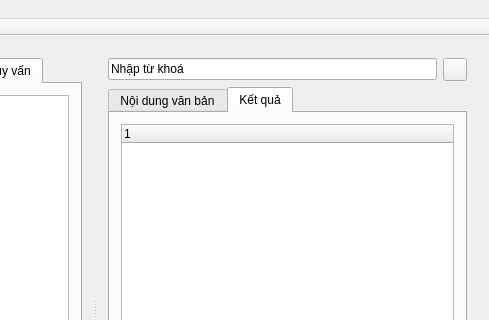
Qt form Search_Engine_GUI/Search_Engine_GUI/Search_Engine_GUI.ui (DreamyWanderer/Search_Engine_Local_Document) before a commit; both pictures show x 628 to 1117 and y 0 to 320 of the 1117 by 602 pixel window.
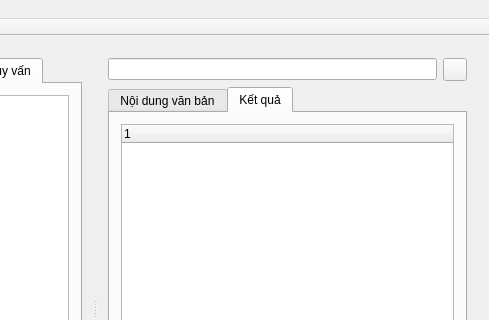
The same form after that commit. Icons and pictures are not drawn.

What changed in the file:
```diff
--- a/Search_Engine_GUI/Search_Engine_GUI/Search_Engine_GUI.ui
+++ b/Search_Engine_GUI/Search_Engine_GUI/Search_Engine_GUI.ui
@@ -134,7 +134,7 @@
           <item>
            <widget class="QLineEdit" name="lineEdit">
             <property name="text">
-             <string>Nhập từ khoá</string>
+             <string/>
             </property>
            </widget>
           </item>
```
Left out of the diff: 4 changed lines with no effect on the pictures.
